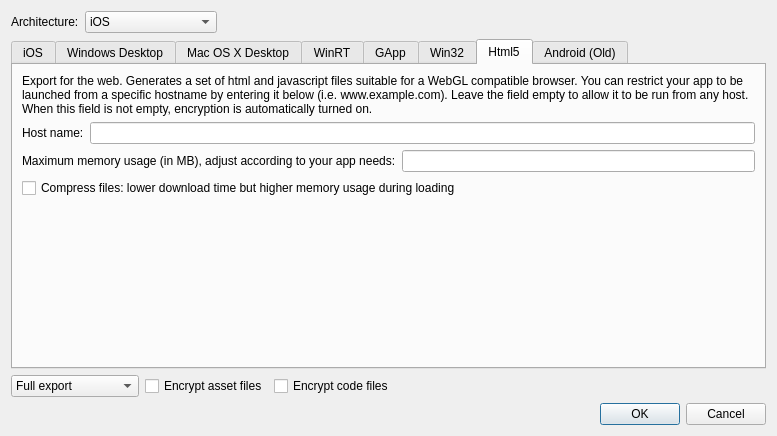
This is ui/exportprojectdialog.ui in gideros/gideros as Qt 5 draws it before an edit. The edited form follows.
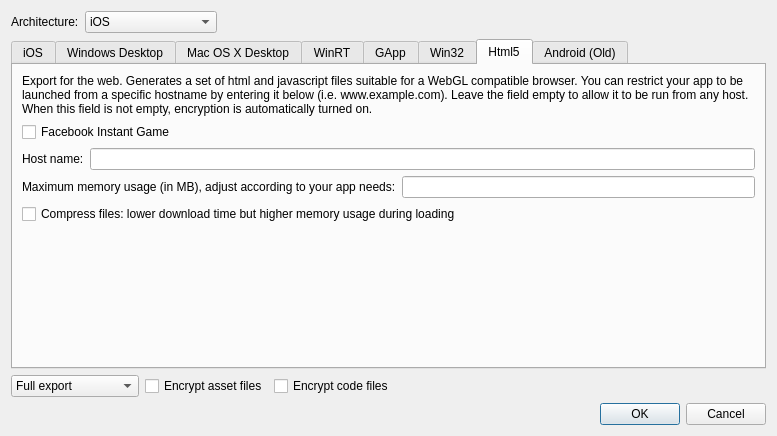
This is the edited form. The open tabs and pages were chosen to show the change.

Commit message: [export] Handle Facebook instant games

What changed in the file:
```diff
--- a/ui/exportprojectdialog.ui
+++ b/ui/exportprojectdialog.ui
@@ -478,6 +478,13 @@
          </property>
         </widget>
        </item>
+       <item>
+        <widget class="QCheckBox" name="html5_fbinstant">
+         <property name="text">
+          <string>Facebook Instant Game</string>
+         </property>
+        </widget>
+       </item>
        <item>
         <layout class="QHBoxLayout" name="horizontalLayout_4">
          <item>
```
Left out of the diff: 2 changed lines with no effect on the pictures. The commit also changes 6 other files.
